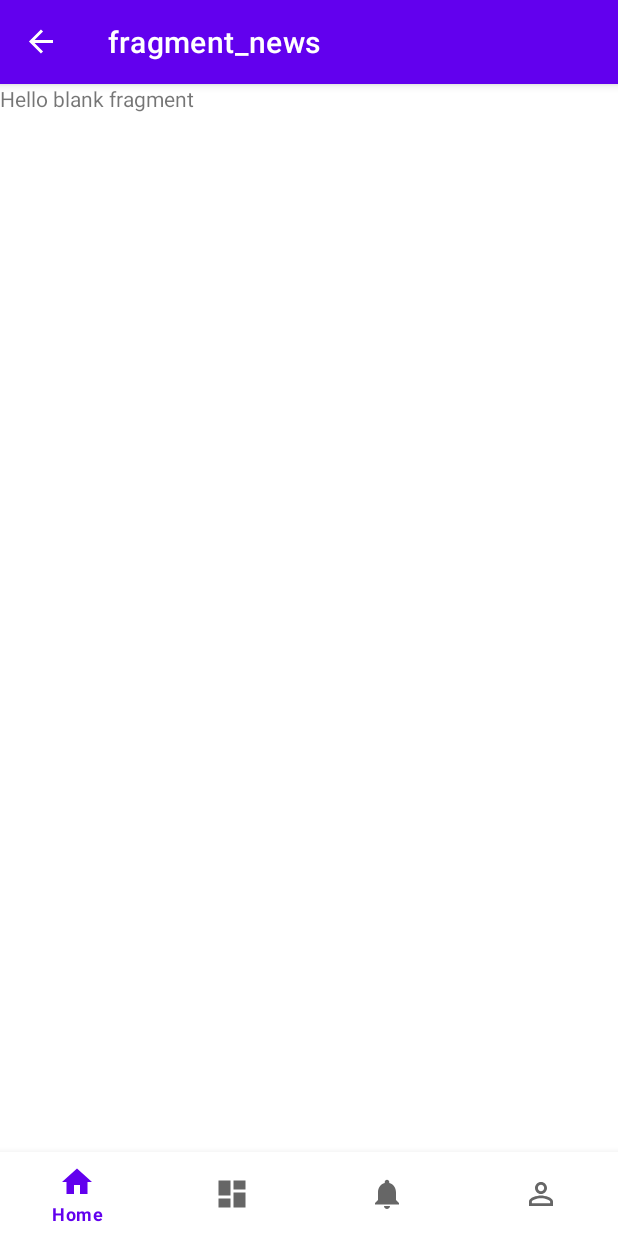
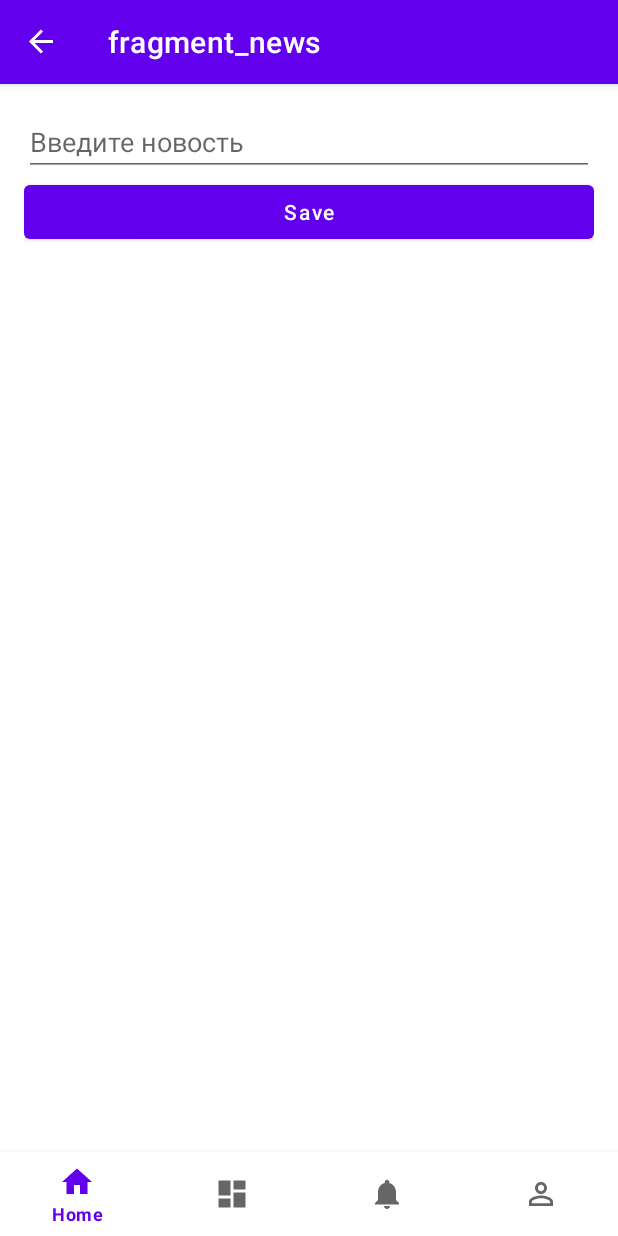
Before and after one commit to Kochevnikbbb/NewsApp40, an Android app: the NewsFragment screen opened through its navigation route, on a phone screen of 412 x 824 dp. Run offline under Robolectric (Android 15) with nearby library versions, the light colour scheme and no system bars; our stand-ins replace navigation-ui.

Commit message:
class work

```diff
--- a/app/src/main/java/kg/geektech/newsapp40/NewsFragment.java
+++ b/app/src/main/java/kg/geektech/newsapp40/NewsFragment.java
@@ -2,63 +2,52 @@ package kg.geektech.newsapp40;
 
 import android.os.Bundle;
 
+import androidx.annotation.NonNull;
+import androidx.annotation.Nullable;
 import androidx.fragment.app.Fragment;
+import androidx.navigation.NavController;
+import androidx.navigation.Navigation;
 
 import android.view.LayoutInflater;
 import android.view.View;
 import android.view.ViewGroup;
 
-/**
- * A simple {@link Fragment} subclass.
- * Use the {@link NewsFragment#newInstance} factory method to
- * create an instance of this fragment.
- */
+import kg.geektech.newsapp40.databinding.FragmentNewsBinding;
+import kg.geektech.newsapp40.models.News;
+
 public class NewsFragment extends Fragment {
-
-    // TODO: Rename parameter arguments, choose names that match
-    // the fragment initialization parameters, e.g. ARG_ITEM_NUMBER
-    private static final String ARG_PARAM1 = "param1";
-    private static final String ARG_PARAM2 = "param2";
-
-    // TODO: Rename and change types of parameters
-    private String mParam1;
-    private String mParam2;
-
-    public NewsFragment() {
-        // Required empty public constructor
-    }
-
-    /**
-     * Use this factory method to create a new instance of
-     * this fragment using the provided parameters.
-     *
-     * @param param1 Parameter 1.
-     * @param param2 Parameter 2.
-     * @return A new instance of fragment NewsFragment.
-     */
-    // TODO: Rename and change types and number of parameters
-    public static NewsFragment newInstance(String param1, String param2) {
-        NewsFragment fragment = new NewsFragment();
-        Bundle args = new Bundle();
-        args.putString(ARG_PARAM1, param1);
-        args.putString(ARG_PARAM2, param2);
-        fragment.setArguments(args);
-        return fragment;
-    }
-
-    @Override
-    public void onCreate(Bundle savedInstanceState) {
-        super.onCreate(savedInstanceState);
-        if (getArguments() != null) {
-            mParam1 = getArguments().getString(ARG_PARAM1);
-            mParam2 = getArguments().getString(ARG_PARAM2);
-        }
-    }
+    private FragmentNewsBinding binding;
 
     @Override
     public View onCreateView(LayoutInflater inflater, ViewGroup container,
                              Bundle savedInstanceState) {
         // Inflate the layout for this fragment
-        return inflater.inflate(R.layout.fragment_news, container, false);
+        binding = FragmentNewsBinding.inflate(LayoutInflater.from(requireContext()),
+                container, false);
+        return binding.getRoot();
+    }
+
+    @Override
+    public void onViewCreated(@NonNull View view, @Nullable Bundle savedInstanceState) {
+        super.onViewCreated(view, savedInstanceState);
+        binding.btnSave.setOnClickListener(view1 -> {
+            save();
+        });
+    }
+
+    private void save() {
+        String text = binding.etTitle.getText().toString();
+
+        News news = new News(text,System.currentTimeMillis());
+
+        Bundle bundle = new Bundle();
+        bundle.putSerializable("news",news);
+        getParentFragmentManager().setFragmentResult("rk_news", bundle);
+        close();
+    }
+
+    private void close() {
+        NavController navController = Navigation.findNavController(requireActivity(), R.id.nav_host_fragment_activity_main);
+        navController.navigateUp();
     }
 }
--- a/app/src/main/java/kg/geektech/newsapp40/ui/home/HomeFragment.java
+++ b/app/src/main/java/kg/geektech/newsapp40/ui/home/HomeFragment.java
@@ -1,6 +1,7 @@
 package kg.geektech.newsapp40.ui.home;
 
 import android.os.Bundle;
+import android.util.Log;
 import android.view.LayoutInflater;
 import android.view.View;
 import android.view.ViewGroup;
@@ -9,6 +10,7 @@ import android.widget.TextView;
 import androidx.annotation.NonNull;
 import androidx.annotation.Nullable;
 import androidx.fragment.app.Fragment;
+import androidx.fragment.app.FragmentResultListener;
 import androidx.lifecycle.Observer;
 import androidx.lifecycle.ViewModelProvider;
 import androidx.navigation.NavController;
@@ -17,6 +19,7 @@ import androidx.navigation.fragment.NavHostFragment;
 
 import kg.geektech.newsapp40.R;
 import kg.geektech.newsapp40.databinding.FragmentHomeBinding;
+import kg.geektech.newsapp40.models.News;
 
 public class HomeFragment extends Fragment {
 
@@ -35,6 +38,14 @@ public class HomeFragment extends Fragment {
         binding.fab.setOnClickListener(view1 -> {
             openFragment();
         });
+        getParentFragmentManager().setFragmentResultListener("rk_news",
+                getViewLifecycleOwner(), new FragmentResultListener() {
+                    @Override
+                    public void onFragmentResult(@NonNull String requestKey, @NonNull Bundle result) {
+                        News news = (News) result.getSerializable("news");
+                        Log.e("Home", "text" + news.getTitle());
+                    }
+                });
     }
 
     private void openFragment() {
--- a/app/src/main/res/layout/fragment_home.xml
+++ b/app/src/main/res/layout/fragment_home.xml
@@ -5,6 +5,12 @@
     android:layout_width="match_parent"
     android:layout_height="match_parent"
     tools:context=".ui.home.HomeFragment">
+    <androidx.recyclerview.widget.RecyclerView
+        android:id="@+id/recyclerView"
+        android:layout_width="match_parent"
+        tools:listitem="@layout/item_news"
+        app:layoutManager="androidx.recyclerview.widget.LinearLayoutManager"
+        android:layout_height="match_parent"/>
 
     <com.google.android.material.floatingactionbutton.FloatingActionButton
         android:id="@+id/fab"
--- a/app/src/main/res/layout/fragment_news.xml
+++ b/app/src/main/res/layout/fragment_news.xml
@@ -1,14 +1,24 @@
 <?xml version="1.0" encoding="utf-8"?>
-<FrameLayout xmlns:android="http://schemas.android.com/apk/res/android"
+<LinearLayout xmlns:android="http://schemas.android.com/apk/res/android"
     xmlns:tools="http://schemas.android.com/tools"
     android:layout_width="match_parent"
     android:layout_height="match_parent"
+    android:orientation="vertical"
+    android:padding="16dp"
     tools:context=".NewsFragment">
 
-    <!-- TODO: Update blank fragment layout -->
-    <TextView
+    <EditText
+        android:id="@+id/et_title"
         android:layout_width="match_parent"
-        android:layout_height="match_parent"
-        android:text="@string/hello_blank_fragment" />
+        android:layout_height="wrap_content"
+        android:hint="Введите новость"
+        android:inputType="textCapSentences" />
 
-</FrameLayout>
+    <Button
+        android:id="@+id/btnSave"
+        android:layout_width="match_parent"
+        android:layout_height="wrap_content"
+        android:text="Save"
+        android:textAllCaps="false" />
+
+</LinearLayout>
```
Also changed, not shown: app/src/main/java/kg/geektech/newsapp40/ProfileFragment.java (+8 -7 lines), app/src/main/java/kg/geektech/newsapp40/models/News.java (added, +29 -0 lines), app/src/main/res/layout/item_news.xml (added, +17 -0 lines).
